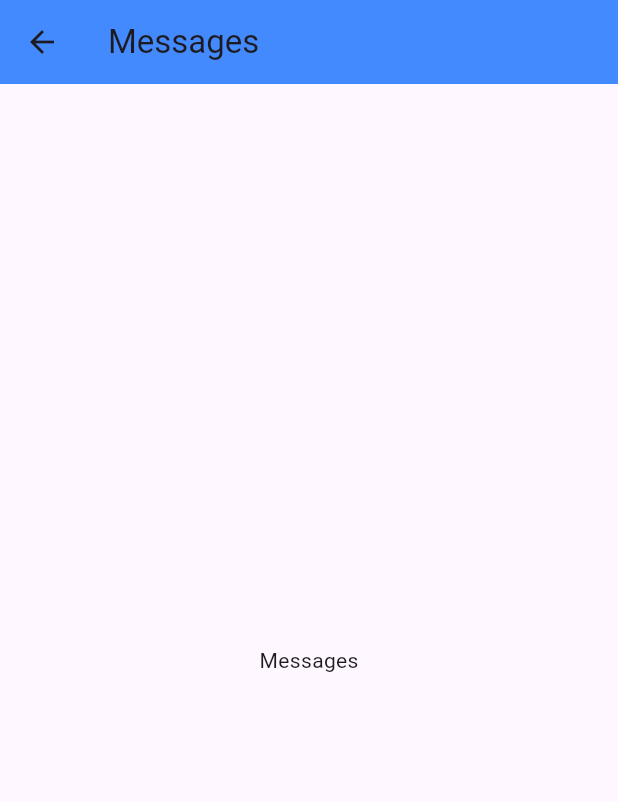
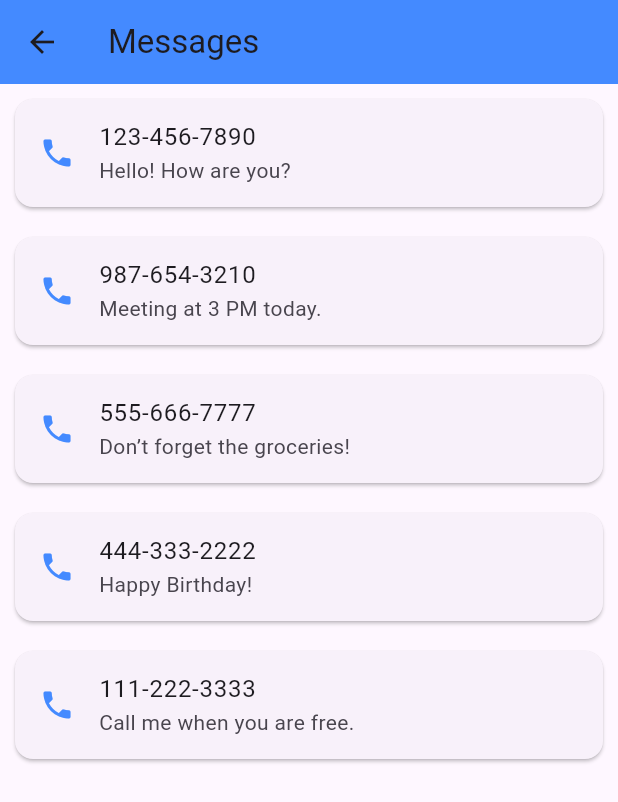
Before and after one commit to varshini250707/flutter_personal_diary, a Flutter app: the MessageScreen screen opened directly, on a phone screen of 412 x 824 dp. Shown: the top 802 px of the screen. Run offline on Flutter 3.47's test engine with Material 3 defaults, Android fonts, the phone set to English and light mode, and no system bars; our stand-ins replace image_picker, shared_preferences; accounts and stored records are empty.

Commit message:
MessageScreen  ui added

```diff
--- a/lib/screens/MessageScreen.dart
+++ b/lib/screens/MessageScreen.dart
@@ -1,8 +1,6 @@
 import 'package:flutter/material.dart';
 
 class MessageScreen extends StatefulWidget {
-
-
   final String title;
 
   const MessageScreen({super.key, required this.title});
@@ -12,6 +10,14 @@ class MessageScreen extends StatefulWidget {
 }
 
 class _MessageScreenState extends State<MessageScreen> {
+  final List<Map<String, String>> messages = [
+    {'phone': '123-456-7890', 'message': 'Hello! How are you?'},
+    {'phone': '987-654-3210', 'message': 'Meeting at 3 PM today.'},
+    {'phone': '555-666-7777', 'message': 'Don’t forget the groceries!'},
+    {'phone': '444-333-2222', 'message': 'Happy Birthday!'},
+    {'phone': '111-222-3333', 'message': 'Call me when you are free.'},
+  ];
+
   @override
   Widget build(BuildContext context) {
     return Scaffold(
@@ -19,10 +25,18 @@ class _MessageScreenState extends State<MessageScreen> {
         title: Text(widget.title),
         backgroundColor: Colors.blueAccent,
       ),
-      body: Center(
-        child: Text(
-          widget.title
-        ),
+      body: ListView.builder(
+        itemCount: messages.length,
+        itemBuilder: (context, index) {
+          return Card(
+            margin: EdgeInsets.all(10),
+            child: ListTile(
+              leading: Icon(Icons.phone, color: Colors.blueAccent),
+              title: Text(messages[index]['phone']!),
+              subtitle: Text(messages[index]['message']!),
+            ),
+          );
+        },
       ),
     );
   }
```
